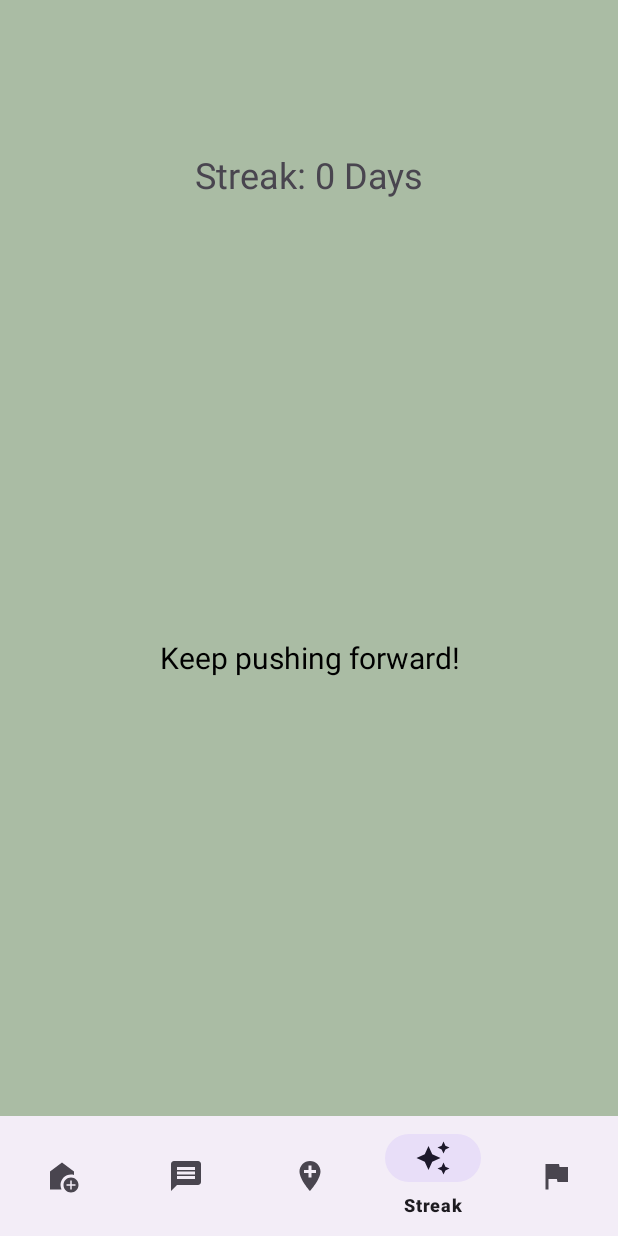
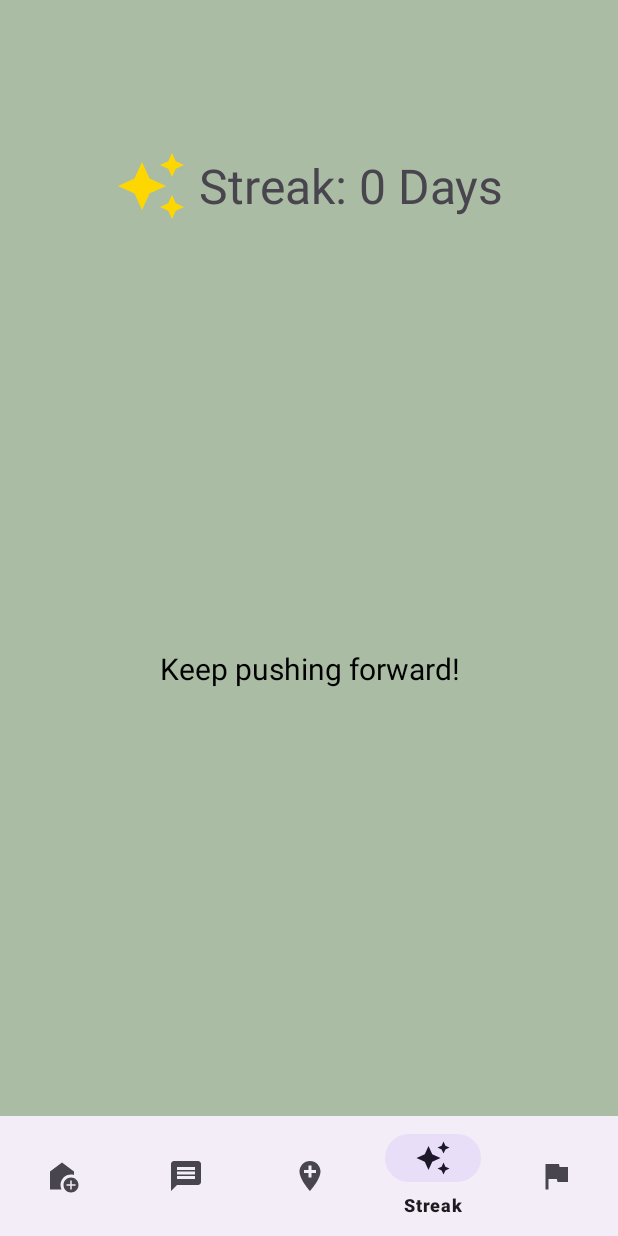
Before and after one commit to charpasi/FitNeighborApp, an Android app built with Jetpack Compose: the StreakActivity screen opened directly, with no data from a screen before it, on a phone screen of 412 x 824 dp. Run offline under Robolectric (Android 15) with nearby library versions, the light colour scheme and no system bars.

Commit message:
making it pretty

```diff
--- a/app/src/main/res/layout/activity_streaks.xml
+++ b/app/src/main/res/layout/activity_streaks.xml
@@ -7,18 +7,36 @@
     tools:context=".streak.StreakActivity"
     android:background="@color/primary_background">
 
-    <!-- Display Streak Count -->
-    <TextView
-        android:id="@+id/streakCountText"
+    <!-- LinearLayout for icon and streak count -->
+    <LinearLayout
+        android:id="@+id/streakLayout"
         android:layout_width="wrap_content"
         android:layout_height="wrap_content"
-        android:text="Streak: 0 Days"
-        android:textSize="24sp"
+        android:orientation="horizontal"
+        android:gravity="center_vertical"
         app:layout_constraintBottom_toTopOf="@+id/quotePager"
         app:layout_constraintEnd_toEndOf="parent"
         app:layout_constraintStart_toStartOf="parent"
         app:layout_constraintTop_toTopOf="parent"
-        android:layout_marginTop="100dp"/>
+        android:layout_marginTop="100dp">
+
+        <!-- Icon for streak -->
+        <ImageView
+            android:id="@+id/streakIcon"
+            android:layout_width="48dp"
+            android:layout_height="48dp"
+            android:layout_marginEnd="8dp"
+            android:src="@drawable/ic_streak"
+            app:tint="#FFD700"/>
+
+        <!-- TextView for streak count -->
+        <TextView
+            android:id="@+id/streakCountText"
+            android:layout_width="wrap_content"
+            android:layout_height="wrap_content"
+            android:text="Streak: 0 Days"
+            android:textSize="32sp" />
+    </LinearLayout>
 
     <!-- ViewPager2 for Motivational Quotes -->
     <androidx.viewpager2.widget.ViewPager2
@@ -28,7 +46,7 @@
         app:layout_constraintEnd_toEndOf="parent"
         app:layout_constraintStart_toStartOf="parent"
         app:layout_constraintBottom_toTopOf="@+id/bottom_navigation"
-        app:layout_constraintTop_toBottomOf="@id/streakCountText" />
+        app:layout_constraintTop_toBottomOf="@id/streakLayout" />
 
     <!-- Bottom Navigation -->
     <com.google.android.material.bottomnavigation.BottomNavigationView
```
